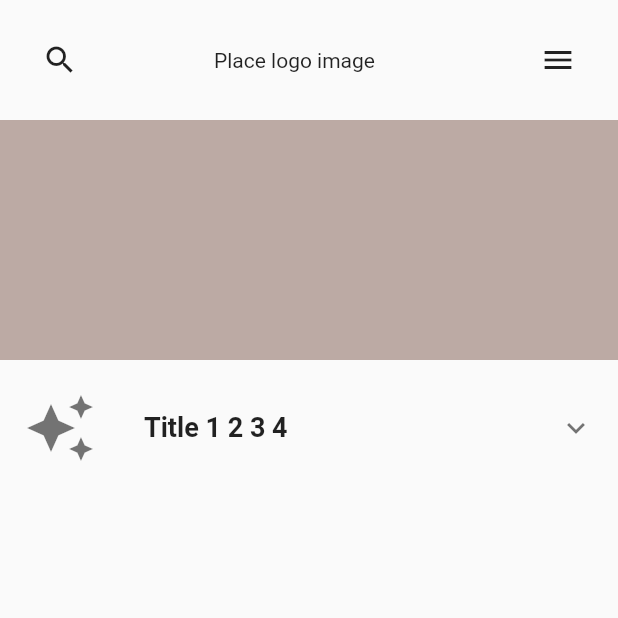
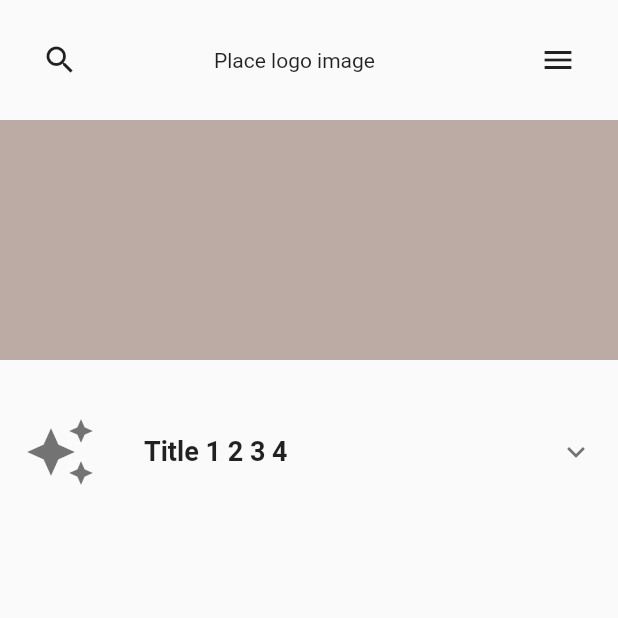
Before and after one commit to JAICHANGPARK/flutter_notebook_8th_story, a Flutter app: the screen it shows after launch, on a phone screen of 412 x 824 dp, the top half of it. Run offline on Flutter 3.47's test engine with Material 2 defaults, Android fonts, the phone set to English and light mode, and no system bars; our stand-ins replace badges, flutter_hooks, google_fonts, hooks_riverpod, state_notifier.

Commit message:
Update dental_service_app.dart

```diff
--- a/lib/ep578_dental_service/dental_service_app.dart
+++ b/lib/ep578_dental_service/dental_service_app.dart
@@ -69,6 +69,7 @@ class _DentalMainPageState extends State<DentalMainPage> {
                     Icons.auto_awesome,
                     size: 48,
                   ),
+                  tilePadding: EdgeInsets.all(16),
                   children: [
                     Text("- subtitle 1"),
                     Text("- subtitle 1"),
```
